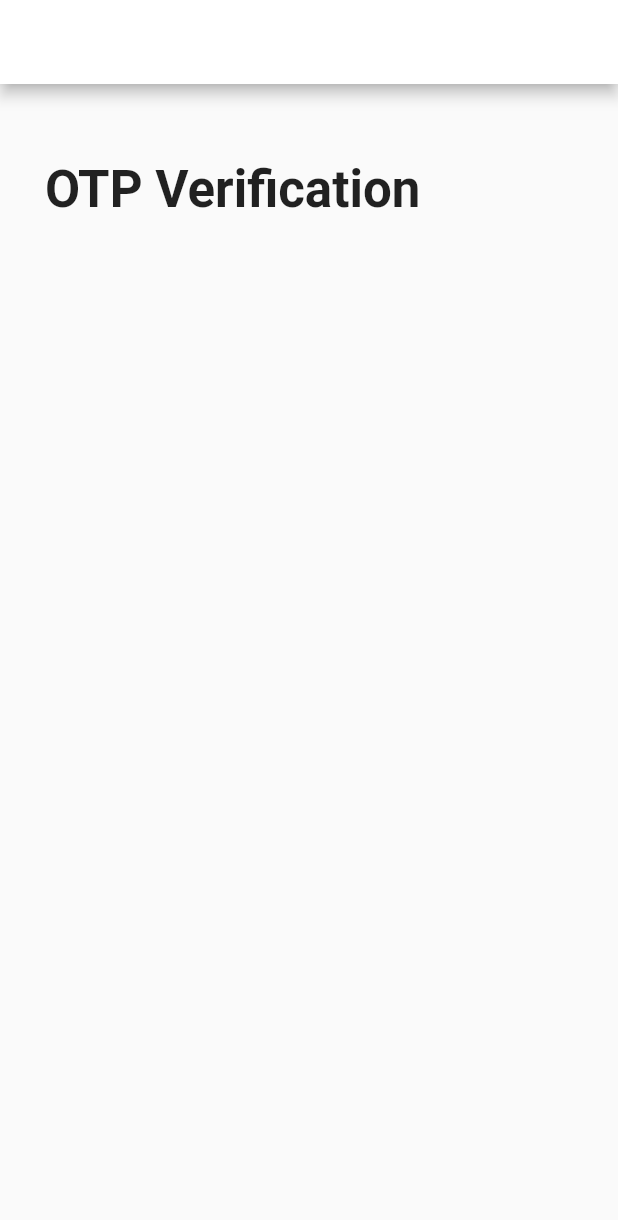
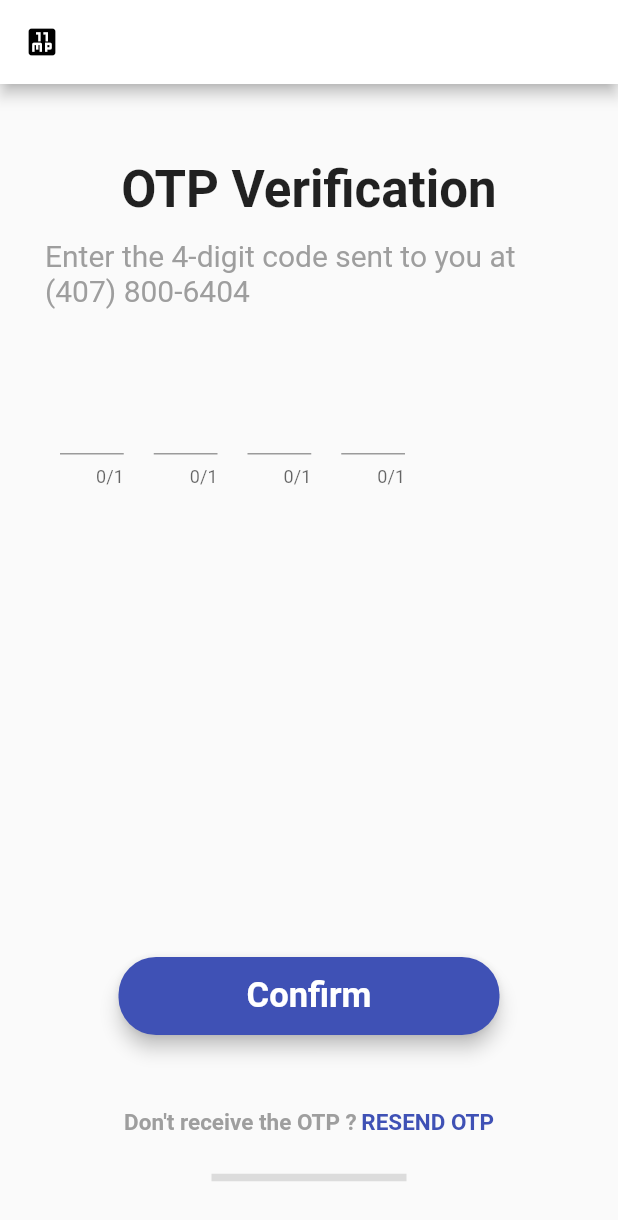
Before and after one commit to asoni304/authentication, a Flutter app: the OtpVerify screen opened directly, on a phone screen of 412 x 824 dp. Shown: the top 1220 px of the screen. Run offline on Flutter 3.47's test engine with Material 2 defaults, Android fonts, the phone set to English and light mode, and no system bars.

Commit message:
almost finished

```diff
--- a/lib/Screens/otp_verify.dart
+++ b/lib/Screens/otp_verify.dart
@@ -1,4 +1,6 @@
 import 'package:flutter/material.dart';
+
+import 'login_screen.dart';
 
 class OtpVerify extends StatefulWidget {
   const OtpVerify({Key? key}) : super(key: key);
@@ -13,21 +15,112 @@ class _OtpVerifyState extends State<OtpVerify> {
     return  Scaffold(
       appBar: AppBar(
          backgroundColor: Colors.white,
-        leading: Icon(Icons.eighteen_mp),
+        leading: IconButton( onPressed:(){},icon:const Icon(Icons.eleven_mp,color: Colors.black,)),
       ),
       body: SafeArea(
         child: Padding(
           padding: const EdgeInsets.all(30.0),
           child: SingleChildScrollView(
         child: Column(
-          children: const [
-             Padding(
+          children:  [
+             const Padding(
               padding: EdgeInsets.only(top: 20.0),
               child: Text('OTP Verification',style: TextStyle(fontSize: 34,fontWeight: FontWeight.bold,),),
             ),
+
+              const Padding(
+              padding: EdgeInsets.only(top: 13.0),
+              child: Text('Enter the 4-digit code sent to you at (407) 800-6404',style: TextStyle(fontSize: 20,fontWeight: FontWeight.normal,color: Colors.grey)),
+            ),
+            const SizedBox(height:40),
+            Padding(
+              padding: const EdgeInsets.only(bottom: 60.0),
+              child: Row(
+                children:  [
+                  fieldNumber(),
+
+                  fieldNumber(),
+
+                  fieldNumber(),
+
+                  fieldNumber()
+                ],
+              ),
+            ),
+            SizedBox(height: MediaQuery.of(context).size.height-600,),
+            InkWell(
+              onTap: (){},
+              child: Padding(
+                padding: const EdgeInsets.only(bottom: 20.0),
+                child: Center(
+                  child: Container(
+                    height: 60,
+                    width: MediaQuery.of(context).size.width-150,
+                    color: Colors.transparent,
+                    child:   Card(
+                      shape: RoundedRectangleBorder(
+                        borderRadius: BorderRadius.circular(25),
+                      ),
+
+                      elevation: 5,
+                      color: Colors.indigo,
+                      child: const Center(child: Text('Confirm',style: TextStyle(color: Colors.white,fontWeight: FontWeight.bold,fontSize: 23),)),
+                    ),
+                  ),
+                ),
+              ),
+            ),
+            Padding(
+              padding: const EdgeInsets.only(top: 25.0,bottom: 20),
+              child: Row(
+                mainAxisAlignment: MainAxisAlignment.center,
+                children:  [
+                  const Text('Don\'t receive the OTP ?',style: TextStyle(color: Colors.grey,fontWeight: FontWeight.w600,fontSize: 15),),
+                  const SizedBox(width: 3,),
+                  InkWell(
+                      onTap: (){
+                       // Navigator.push(context, MaterialPageRoute(builder: (builder)=>const LoginScreen()));
+
+                      },
+                      child: const Text('RESEND OTP',style: TextStyle(color: Colors.indigo,fontWeight: FontWeight.bold,fontSize: 15)))
+
+                ],
+              ),
+            ),
+            const Align(
+              alignment: Alignment.bottomCenter,
+              child: SizedBox(
+                width: 130,
+                child: Divider(
+                  thickness: 5,
+
+                ),
+              ),
+            )
+
+
           ],
         ),
+         ),
+        ),
+      ),
+    );
+  }
+  Widget fieldNumber(){
+    return Padding(
+      padding: const EdgeInsets.all(10.0),
+      child: Container(
+        height: 85,
+
+        child:  AspectRatio(
+          aspectRatio: 0.5,
+          child: TextFormField(
+            textAlign: TextAlign.center,
+            keyboardType: TextInputType.number,
+            maxLength: 1,
+
           ),
+
         ),
       ),
     );
```
Also changed, not shown: lib/Screens/forgot_password.dart (added, +145 -0 lines), lib/Screens/login_screen.dart (+7 -3 lines), lib/Screens/reset_password.dart (added, +109 -0 lines), lib/Screens/sign_up.dart (+7 -1 lines).
